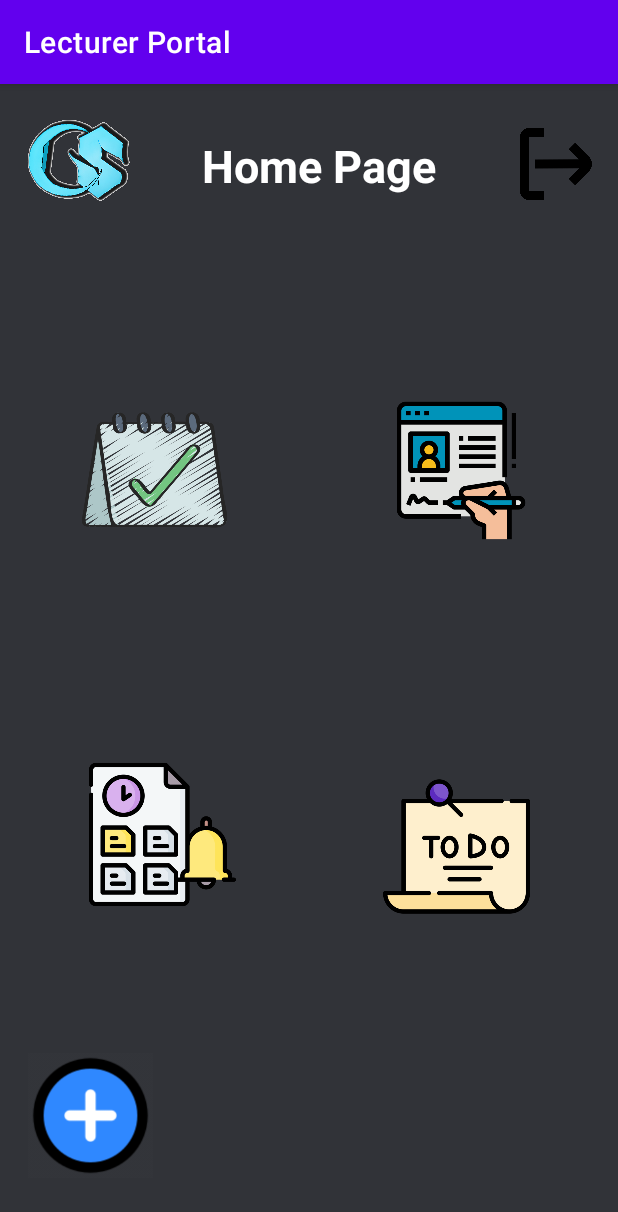
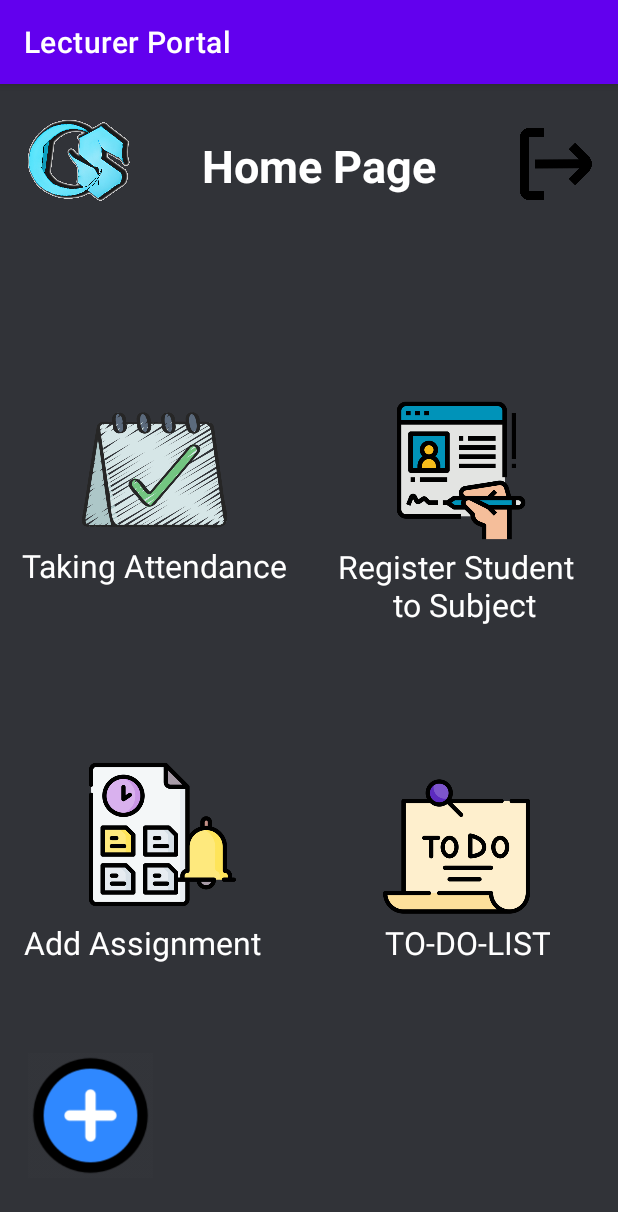
Before and after one commit to akmalaqim74/collegeSystem, an Android app: the screen it shows after launch once a user with an empty profile is signed in (homePage), on a phone screen of 412 x 824 dp. Shown: the top 1212 px of the screen. Run offline under Robolectric (Android 15) with nearby library versions, the phone set to English and light mode, and no system bars; our stand-ins replace Firebase (no records; nobody signed in at launch, a user with empty details on screens opened directly).

Commit message:
toDoList is completed, however function for view,edit and delete specific task is not available yet

```diff
--- a/app/src/main/java/com/example/collegesystem/homePage.java
+++ b/app/src/main/java/com/example/collegesystem/homePage.java
@@ -5,7 +5,10 @@
 import android.view.View;
 import android.widget.ImageButton;
 
+import androidx.annotation.NonNull;
 import androidx.appcompat.app.AppCompatActivity;
+
+import com.google.android.gms.tasks.OnCompleteListener;
 import com.google.firebase.auth.FirebaseAuth;
 import com.google.firebase.auth.FirebaseUser;
 import com.google.firebase.database.DataSnapshot;
@@ -23,6 +26,7 @@
         addSubjectButton();
         addLecturerMethod();
         toDoList();
+        logOut();
     }
 
     public void addSubjectButton(){
@@ -76,12 +80,11 @@
                 @Override
                 public void onDataChange(DataSnapshot dataSnapshot) {
                     if (dataSnapshot.exists()) {
-                        String lecturerId = dataSnapshot.child("lecturer_ID").getValue(String.class);
-
+                        String Id = dataSnapshot.child("lecturer_ID").getValue(String.class);
+                        String extractedId = Id.substring(0, 4);
                         // Now you can use the retrieved values as needed for the current user
-                        System.out.println("Lecturer ID: " + lecturerId);
                         addLecturerButton.setVisibility(View.INVISIBLE);
-                        if(lecturerId.equalsIgnoreCase("ADMIN")){
+                        if(extractedId.equals("ADMIN")){
                             addLecturerButton.setVisibility(View.VISIBLE);
                         }
 
@@ -110,4 +113,16 @@
         FirebaseAuth mAuth = FirebaseAuth.getInstance();
         return mAuth.getCurrentUser();
     }
+    public void logOut(){
+        ImageButton logOut = findViewById(R.id.logOut);
+        logOut.setOnClickListener(new View.OnClickListener() {
+            @Override
+            public void onClick(View view) {
+                FirebaseAuth.getInstance().signOut();
+                Intent intent = new Intent(homePage.this, login.class);
+                startActivity(intent);
+                finish();
+            }
+        });
+    }
 }
--- a/app/src/main/java/com/example/collegesystem/signUpLecturer.java
+++ b/app/src/main/java/com/example/collegesystem/signUpLecturer.java
@@ -54,7 +54,7 @@
         //============ DROP BOX ITEM==========
         tempDepartment = findViewById(R.id.dropBox);
         // Define the options for the drop-down menu in an array
-        String[] options = {"Course","Diploma Computer Science", "Diploma Information Technology", "Diploma Halal Management"};
+        String[] options = { "FICT","Halal Management"};
         // Create an ArrayAdapter to set the options to the Spinner
         ArrayAdapter<String> adapter = new ArrayAdapter<>(this,R.layout.spinner_item_style, options);
         // Set the adapter to the Spinner
@@ -136,12 +136,13 @@
                                                     // STORE THE USER DATA INSIDE THE NODE OF MATRIC NUMBER
                                                     matricNumbersRef.child(lecturer_ID).setValue(newUser);
                                                     DatabaseReference userRef = rootRef.getReference("Users");
-                                                    userRef.child(name).setValue(newUser);
+                                                    userRef.child(UID).setValue(newUser);
                                                     Toast.makeText(signUpLecturer.this, "Successfully Registered.", Toast.LENGTH_SHORT).show();
 
 
                                                     Intent intent = new Intent(signUpLecturer.this, homePage.class);
                                                     startActivity(intent);
+                                                    finish();
 
                                                 } else {
                                                     // If sign up fails, display a message to the user.
--- a/app/src/main/res/layout/homepage.xml
+++ b/app/src/main/res/layout/homepage.xml
@@ -80,6 +80,20 @@
             app:layout_constraintStart_toStartOf="parent"
             app:srcCompat="@drawable/newtodo" />
 
+        <TextView
+            android:layout_width="wrap_content"
+            android:layout_height="wrap_content"
+            android:gravity="center"
+            android:text="Taking Attendance"
+            android:textColor="@color/white"
+            android:textSize="21dp"
+            app:layout_constraintBottom_toTopOf="@+id/addAssignment"
+            app:layout_constraintEnd_toStartOf="@+id/textView6"
+            app:layout_constraintHorizontal_bias="0.296"
+            app:layout_constraintStart_toStartOf="parent"
+            app:layout_constraintTop_toBottomOf="@+id/attendance"
+            app:layout_constraintVertical_bias="0.0" />
+
         <ImageButton
             android:id="@+id/addSubject"
             android:layout_width="98dp"
@@ -96,6 +110,20 @@
             app:layout_constraintVertical_bias="0.0"
             app:srcCompat="@drawable/register" />
 
+        <TextView
+            android:id="@+id/textView6"
+            android:layout_width="wrap_content"
+            android:layout_height="wrap_content"
+            android:layout_marginEnd="24dp"
+            android:gravity="center"
+            android:text="Register Student \n to Subject"
+            android:textColor="@color/white"
+            android:textSize="21dp"
+            app:layout_constraintBottom_toTopOf="@+id/toDoList"
+            app:layout_constraintEnd_toEndOf="parent"
+            app:layout_constraintTop_toBottomOf="@+id/addSubject"
+            app:layout_constraintVertical_bias="0.0" />
+
         <ImageButton
             android:id="@+id/addAssignment"
             android:layout_width="98dp"
@@ -109,6 +137,20 @@
             app:layout_constraintHorizontal_bias="0.375"
             app:layout_constraintStart_toStartOf="parent"
             app:srcCompat="@drawable/reminder" />
+
+        <TextView
+            android:id="@+id/textView8"
+            android:layout_width="wrap_content"
+            android:layout_height="wrap_content"
+            android:layout_marginStart="16dp"
+            android:gravity="center"
+            android:text="Add Assignment"
+            android:textColor="@color/white"
+            android:textSize="21dp"
+            app:layout_constraintBottom_toBottomOf="parent"
+            app:layout_constraintStart_toStartOf="parent"
+            app:layout_constraintTop_toBottomOf="@+id/addAssignment"
+            app:layout_constraintVertical_bias="0.142" />
 
         <ImageButton
             android:id="@+id/attendance"
@@ -124,6 +166,20 @@
             app:layout_constraintTop_toTopOf="parent"
             app:layout_constraintVertical_bias="0.419"
             app:srcCompat="@drawable/correct" />
+
+        <TextView
+            android:layout_width="wrap_content"
+            android:layout_height="wrap_content"
+            android:gravity="center"
+            android:text="TO-DO-LIST"
+            android:textColor="@color/white"
+            android:textSize="21dp"
+            app:layout_constraintBottom_toBottomOf="parent"
+            app:layout_constraintEnd_toEndOf="parent"
+            app:layout_constraintHorizontal_bias="0.643"
+            app:layout_constraintStart_toEndOf="@+id/textView8"
+            app:layout_constraintTop_toBottomOf="@+id/toDoList"
+            app:layout_constraintVertical_bias="0.0" />
     </androidx.constraintlayout.widget.ConstraintLayout>
 
     <ImageButton
```
Also changed, not shown: app/src/main/java/com/example/collegesystem/PrivatetoDoList.java (added, +30 -0 lines), app/src/main/java/com/example/collegesystem/addToDoList.java (+163 -0 lines), app/src/main/java/com/example/collegesystem/toDoList.java (+77 -0 lines), app/src/main/java/com/example/collegesystem/toDoListAdapter.java (added, +56 -0 lines), app/src/main/res/layout/addtodolist.xml (+19 -0 lines), app/src/main/res/layout/todo_list_item.xml (added, +66 -0 lines), app/src/main/res/layout/todolist.xml (+7 -5 lines), app/src/main/res/drawable/check.png (added).
